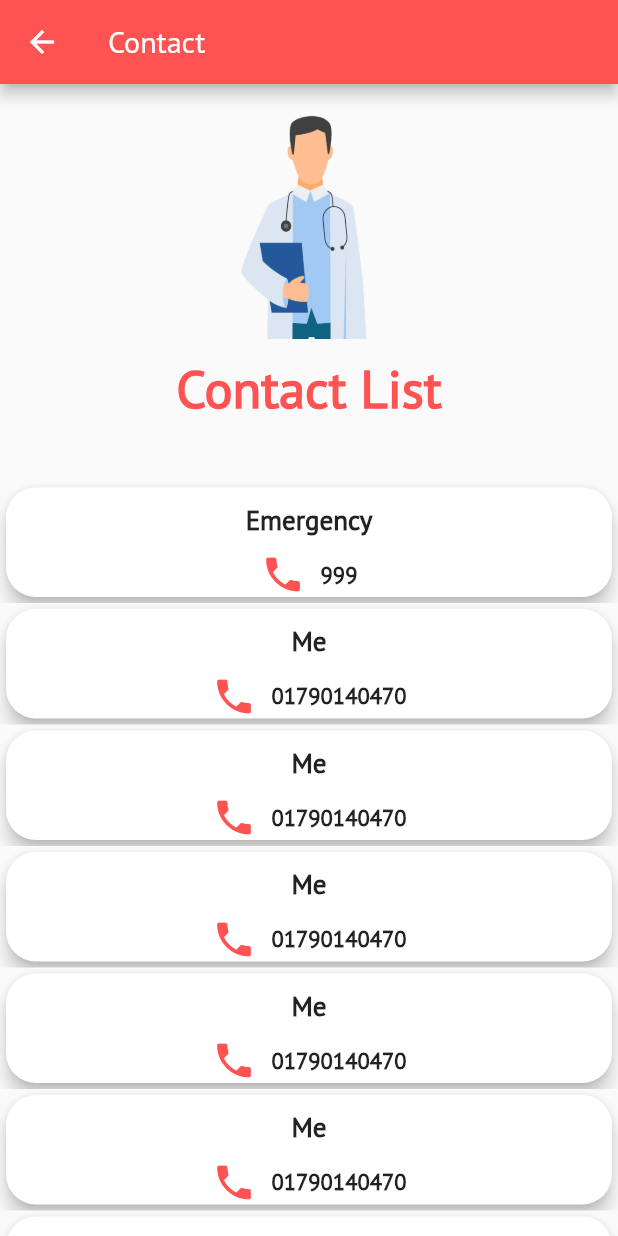
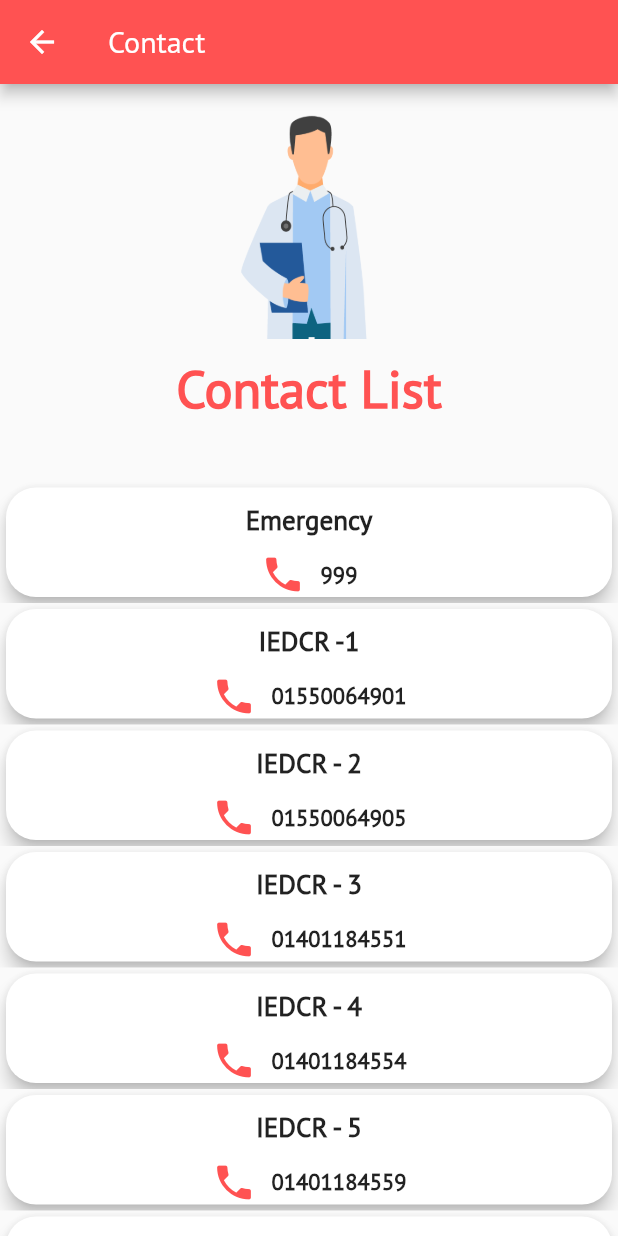
Before and after one commit to thealiflab/CoronaAlert, a Flutter app: the ContactPage screen opened by its route, on a phone screen of 412 x 824 dp. Run offline on Flutter 3.47's test engine with Material 2 defaults, Android fonts, the phone set to English and light mode, and no system bars; our stand-ins replace font_awesome_flutter, rflutter_alert; missing offline and left inert: fancy_on_boarding.

Commit message:
Fourth Commit: Very Large upadte

```diff
--- a/lib/main.dart
+++ b/lib/main.dart
@@ -1,8 +1,10 @@
 import 'package:coronaalert/screens/menu/menu_screen.dart';
 import 'package:coronaalert/screens/menu/pages/contact/contact_page.dart';
+import 'package:coronaalert/screens/menu/pages/statistics/statistics_page.dart';
 import 'package:coronaalert/screens/menu/pages/vtest/vtest_page.dart';
 import 'package:flutter/material.dart';
 import 'screens/steps/steps_screen.dart';
+import 'screens/menu/pages/statistics/country/countries_page.dart';
 
 void main() => runApp(MyApp());
 
@@ -22,6 +24,8 @@ class MyApp extends StatelessWidget {
         MenuScreen.id: (context) => MenuScreen(),
         ContactPage.id: (context) => ContactPage(),
         VirtualTest.id: (context) => VirtualTest(),
+        StatisticsPage.id: (context) => StatisticsPage(),
+        CountriesPage.id: (context) => CountriesPage(),
       },
     );
   }
--- a/lib/screens/menu/menu_screen.dart
+++ b/lib/screens/menu/menu_screen.dart
@@ -1,3 +1,4 @@
+import 'package:coronaalert/screens/menu/pages/statistics/statistics_page.dart';
 import 'package:coronaalert/screens/menu/pages/vtest/vtest_page.dart';
 import 'package:coronaalert/screens/steps/steps_screen.dart';
 import 'package:flutter/cupertino.dart';
@@ -104,7 +105,7 @@ class MenuScreen extends StatelessWidget {
                         fit: BoxFit.contain,
                       ),
                       onPressed: () {
-                        Navigator.of(context).pushNamed(StepsScreen.id);
+                        Navigator.of(context).pushNamed(StatisticsPage.id);
                       },
                     ),
                     MenuCard(
--- a/lib/screens/menu/pages/contact/contact_page.dart
+++ b/lib/screens/menu/pages/contact/contact_page.dart
@@ -56,28 +56,48 @@ class ContactPage extends StatelessWidget {
                   phoneNumber: '999',
                 ),
                 ContactCard(
-                  title: 'Me',
-                  phoneNumber: '01790140470',
+                  title: 'IEDCR -1',
+                  phoneNumber: '01550064901',
                 ),
                 ContactCard(
-                  title: 'Me',
-                  phoneNumber: '01790140470',
+                  title: 'IEDCR - 2',
+                  phoneNumber: '01550064905',
                 ),
                 ContactCard(
-                  title: 'Me',
-                  phoneNumber: '01790140470',
+                  title: 'IEDCR - 3',
+                  phoneNumber: '01401184551',
                 ),
                 ContactCard(
-                  title: 'Me',
-                  phoneNumber: '01790140470',
+                  title: 'IEDCR - 4',
+                  phoneNumber: '01401184554',
                 ),
                 ContactCard(
-                  title: 'Me',
-                  phoneNumber: '01790140470',
+                  title: 'IEDCR - 5',
+                  phoneNumber: '01401184559',
                 ),
                 ContactCard(
-                  title: 'Me',
-                  phoneNumber: '01790140470',
+                  title: 'IEDCR - 6',
+                  phoneNumber: '01401184560',
+                ),
+                ContactCard(
+                  title: 'IEDCR - 7',
+                  phoneNumber: '01401184563',
+                ),
+                ContactCard(
+                  title: 'IEDCR - 8',
+                  phoneNumber: '01401184568',
+                ),
+                ContactCard(
+                  title: 'IEDCR - 9',
+                  phoneNumber: '01927711784',
+                ),
+                ContactCard(
+                  title: 'IEDCR - 10',
+                  phoneNumber: '01937000011',
+                ),
+                ContactCard(
+                  title: 'IEDCR - 11',
+                  phoneNumber: '01937110011',
                 ),
               ],
             ),
--- a/lib/screens/menu/pages/vtest/vtest_page.dart
+++ b/lib/screens/menu/pages/vtest/vtest_page.dart
@@ -71,6 +71,7 @@ class _VirtualTestState extends State<VirtualTest> {
     return Scaffold(
       appBar: AppBar(
         title: Text('Virtual Test'),
+        centerTitle: true,
       ),
       body: Column(
         mainAxisAlignment: MainAxisAlignment.center,
@@ -105,7 +106,7 @@ class _VirtualTestState extends State<VirtualTest> {
                 textAlign: TextAlign.center,
                 style: TextStyle(
                   fontStyle: FontStyle.italic,
-                  fontSize: 30.0,
+                  fontSize: 28.0,
                   fontWeight: FontWeight.w500,
                   color: Colors.black,
                 ),
--- a/pubspec.yaml
+++ b/pubspec.yaml
@@ -26,6 +26,11 @@ dependencies:
   fancy_on_boarding: ^1.5.0
   url_launcher: ^5.4.2
   rflutter_alert: ^1.0.3
+  font_awesome_flutter: ^8.8.1
+  http: ^0.12.0+4
+  provider: ^4.0.4
+  flutter_spinkit: ^4.1.2+1
+  modal_progress_hud: ^0.1.3
 
 dev_dependencies:
   flutter_test:
```
Also changed, not shown: lib/constants.dart (+9 -8 lines), lib/screens/menu/pages/statistics/country/countries_page.dart (added, +91 -0 lines), lib/screens/menu/pages/statistics/state_card.dart (added, +62 -0 lines), lib/screens/menu/pages/statistics/statistics_page.dart (added, +185 -0 lines), assets/images/statecoronamap.png (added), pubspec.lock.
